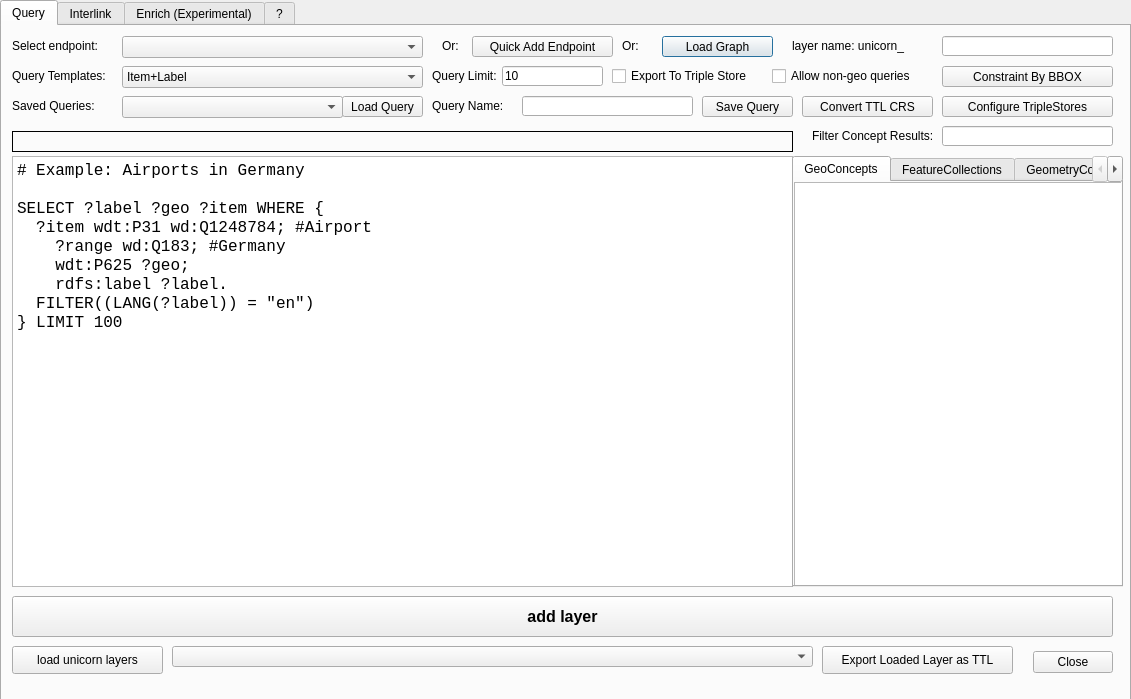
Above: dialogs/ui/sparql_unicorn_dialog_base.ui from sparqlunicorn/sparqlunicornGoesGIS before the change. Below: the same form after it.
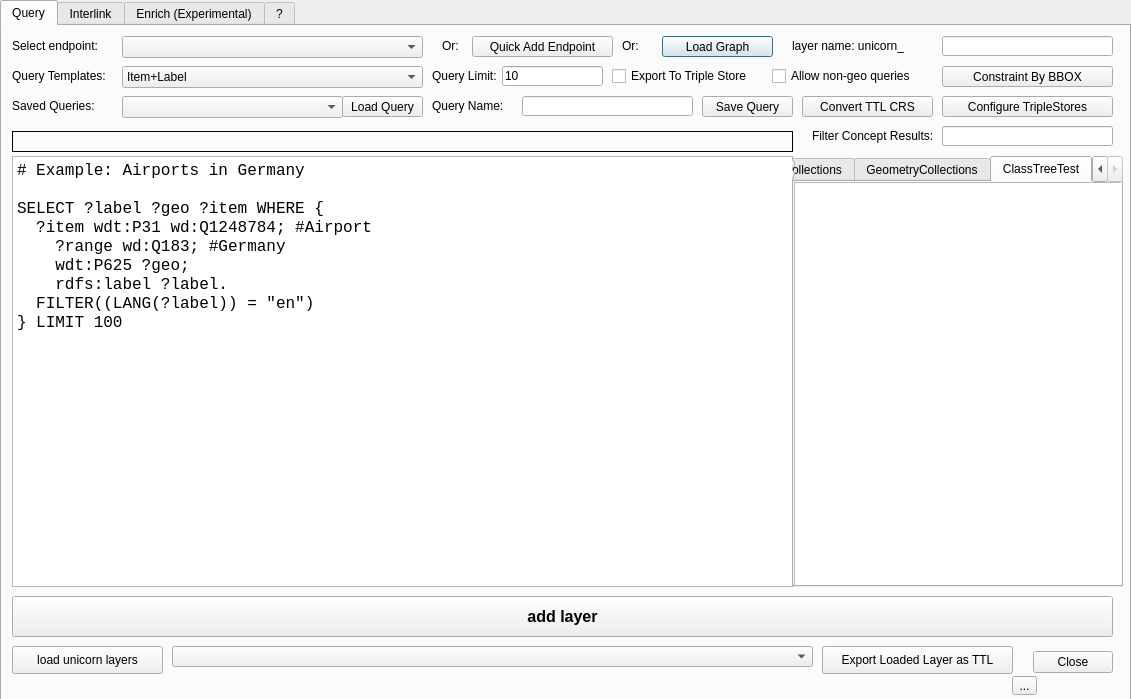
That is the form after the change.

Commit message: Experimental class tree

What changed in the file:
```diff
--- a/dialogs/ui/sparql_unicorn_dialog_base.ui
+++ b/dialogs/ui/sparql_unicorn_dialog_base.ui
@@ -484,7 +484,7 @@
       </rect>
      </property>
      <property name="currentIndex">
-      <number>0</number>
+      <number>3</number>
      </property>
      <widget class="QWidget" name="geoConceptsTab">
       <attribute name="title">
@@ -531,6 +531,34 @@
        </property>
       </widget>
      </widget>
+     <widget class="QWidget" name="tab_5">
+      <attribute name="title">
+       <string>ClassTreeTest</string>
+      </attribute>
+      <widget class="QTreeView" name="classTreeView">
+       <property name="geometry">
+        <rect>
+         <x>0</x>
+         <y>0</y>
+         <width>331</width>
+         <height>411</height>
+        </rect>
+       </property>
+      </widget>
+     </widget>
+    </widget>
+    <widget class="QToolButton" name="toolButton">
+     <property name="geometry">
+      <rect>
+       <x>1010</x>
+       <y>650</y>
+       <width>25</width>
+       <height>19</height>
+      </rect>
+     </property>
+     <property name="text">
+      <string>...</string>
+     </property>
     </widget>
    </widget>
    <widget class="QWidget" name="tab_2">
```
The commit also changes 4 other files.
